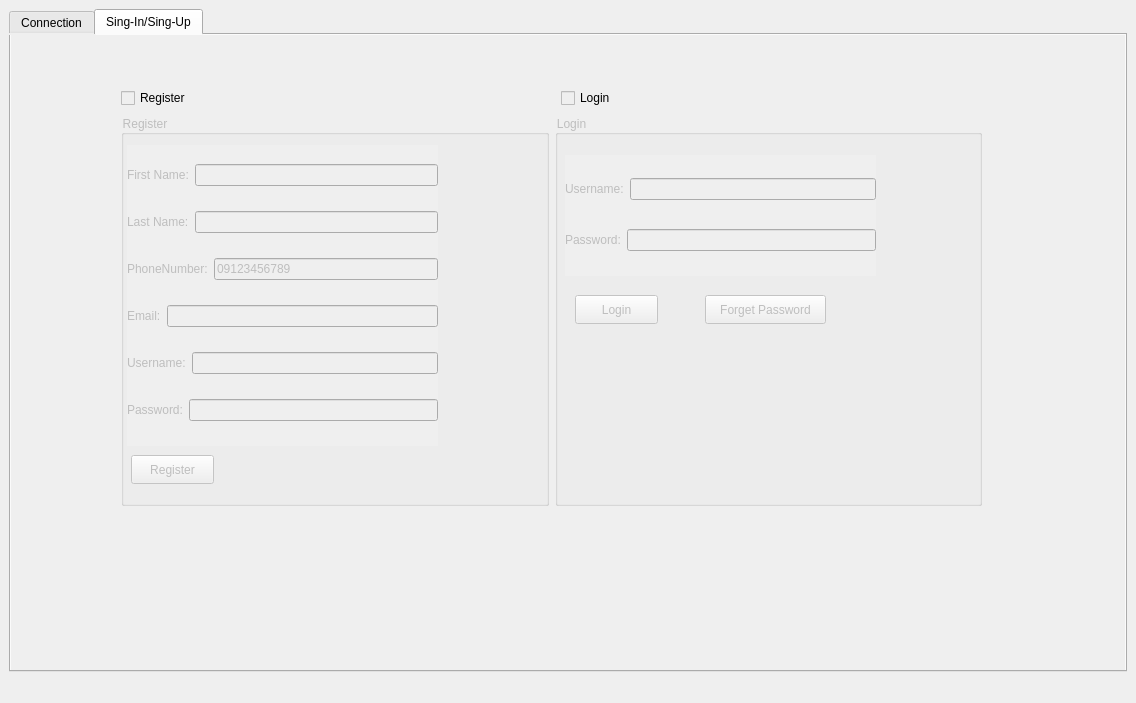
Qt form Client/Client/mainwindow.ui (AmirHNzr/Poffer-Game-Project) before a commit.
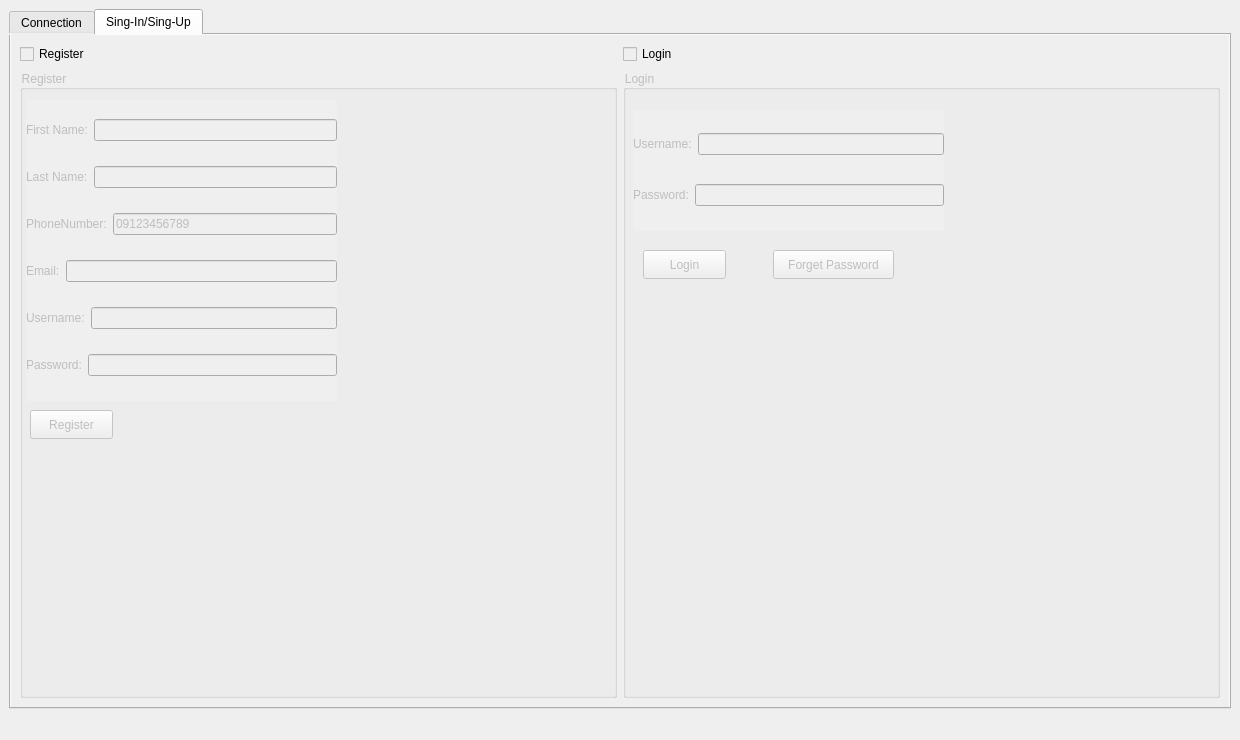
The same form after that commit. The open tabs and pages were chosen to show the change.

Commit message: center the layout and ignore server folder in Client branch

Patch:
```diff
--- a/Client/Client/mainwindow.ui
+++ b/Client/Client/mainwindow.ui
@@ -6,8 +6,8 @@
    <rect>
     <x>0</x>
     <y>0</y>
-    <width>1136</width>
-    <height>703</height>
+    <width>1240</width>
+    <height>740</height>
    </rect>
   </property>
   <property name="windowTitle">
@@ -22,8 +22,8 @@
    <property name="styleSheet">
     <string notr="true"/>
    </property>
-   <layout class="QGridLayout" name="gridLayout">
-    <item row="0" column="0">
+   <layout class="QVBoxLayout" name="verticalLayout_3">
+    <item>
      <widget class="QTabWidget" name="tabWidget">
       <property name="currentIndex">
        <number>1</number>
@@ -135,41 +135,22 @@
        <attribute name="title">
         <string>Sing-In/Sing-Up</string>
        </attribute>
+       <layout class="QGridLayout" name="gridLayout">
+        <item row="0" column="0">
        <widget class="QCheckBox" name="chbReg">
-        <property name="geometry">
-         <rect>
-          <x>110</x>
-          <y>50</y>
-          <width>93</width>
-          <height>26</height>
-         </rect>
-        </property>
         <property name="text">
          <string>Register</string>
         </property>
        </widget>
+        </item>
+        <item row="0" column="1">
        <widget class="QCheckBox" name="chbLog">
-        <property name="geometry">
-         <rect>
-          <x>550</x>
-          <y>50</y>
-          <width>93</width>
-          <height>26</height>
-         </rect>
-        </property>
         <property name="text">
          <string>Login</string>
         </property>
        </widget>
-       <widget class="QWidget" name="">
-        <property name="geometry">
-         <rect>
-          <x>110</x>
-          <y>80</y>
-          <width>861</width>
-          <height>391</height>
-         </rect>
-        </property>
+        </item>
+        <item row="1" column="0" colspan="2">
         <layout class="QHBoxLayout" name="horizontalLayout_7">
          <item>
           <widget class="QGroupBox" name="grbReg">
@@ -392,7 +373,8 @@
           </widget>
          </item>
         </layout>
-       </widget>
+        </item>
+       </layout>
       </widget>
      </widget>
     </item>
```
Left out of the diff: 2 changed lines with no effect on the pictures. Lines whose indentation alone changed are shown as unchanged. The commit also changes 1 other file.
